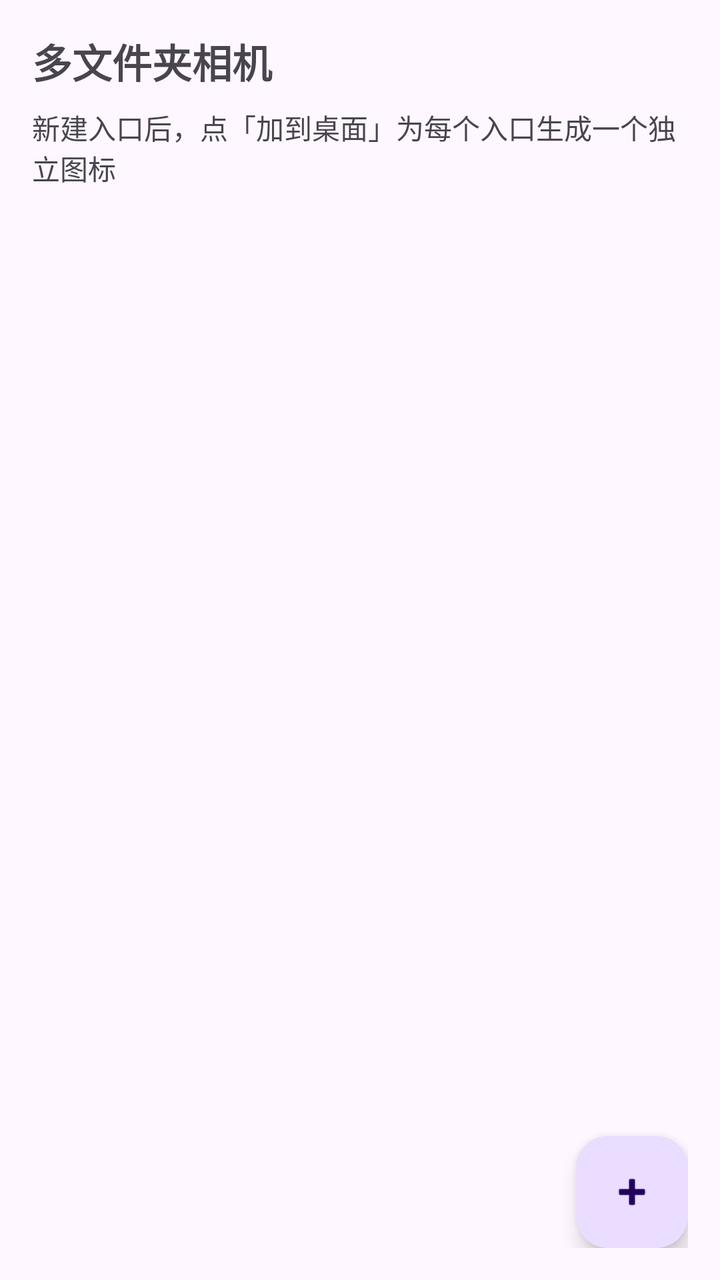
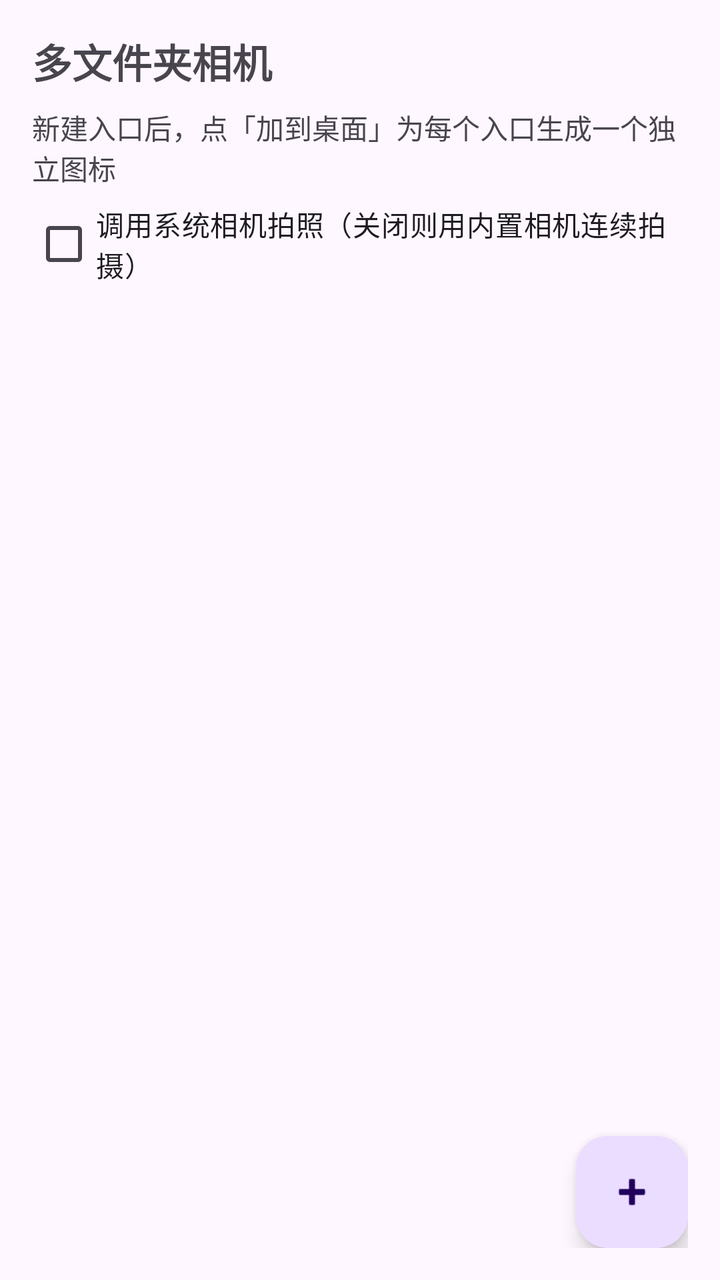

Compare the two renders of this Android layout. The source of the first and the diff that turns it into the second are given below.
<!-- AndroidManifest.xml: application theme Theme.MultiFolderCamera -->
<!-- res/layout/activity_main.xml -->
<?xml version="1.0" encoding="utf-8"?>
<LinearLayout xmlns:android="http://schemas.android.com/apk/res/android"
    android:orientation="vertical"
    android:padding="16dp"
    android:layout_width="match_parent"
    android:layout_height="match_parent">

    <TextView
        android:layout_width="match_parent"
        android:layout_height="wrap_content"
        android:text="@string/app_name"
        android:textSize="20sp"
        android:textStyle="bold" />

    <TextView
        android:layout_width="match_parent"
        android:layout_height="wrap_content"
        android:layout_marginTop="8dp"
        android:text="新建入口后，点「加到桌面」为每个入口生成一个独立图标" />

    <ScrollView
        android:layout_width="match_parent"
        android:layout_height="0dp"
        android:layout_weight="1"
        android:layout_marginTop="12dp">

        <LinearLayout
            android:id="@+id/listContainer"
            android:orientation="vertical"
            android:layout_width="match_parent"
            android:layout_height="wrap_content" />
    </ScrollView>

    <com.google.android.material.floatingactionbutton.FloatingActionButton
        android:id="@+id/fabAdd"
        android:layout_width="wrap_content"
        android:layout_height="wrap_content"
        android:layout_gravity="end"
        android:layout_marginTop="12dp"
        android:contentDescription="添加入口"
        android:src="@android:drawable/ic_input_add" />
</LinearLayout>
<!-- resources referenced by this layout -->
<resources>
  <string name="app_name">多文件夹相机</string>
  <style name="Theme.MultiFolderCamera" parent="Theme.Material3.DayNight.NoActionBar">
          <item name="colorPrimary">@color/purple_500</item>
          <item name="colorPrimaryDark">@color/purple_700</item>
          <item name="colorAccent">@color/teal_200</item>
      </style>
  <color name="purple_500">#6200EE</color>
  <color name="purple_700">#3700B3</color>
  <color name="teal_200">#03DAC5</color>
</resources>

<!-- the commit's change to res/layout/activity_main.xml (unified diff, before → after) -->
@@ -17,6 +17,13 @@
         android:layout_height="wrap_content"
         android:layout_marginTop="8dp"
         android:text="新建入口后，点「加到桌面」为每个入口生成一个独立图标" />
+
+    <CheckBox
+        android:id="@+id/cbSystemCamera"
+        android:layout_width="match_parent"
+        android:layout_height="wrap_content"
+        android:layout_marginTop="4dp"
+        android:text="调用系统相机拍照（关闭则用内置相机连续拍摄）" />
 
     <ScrollView
         android:layout_width="match_parent"
